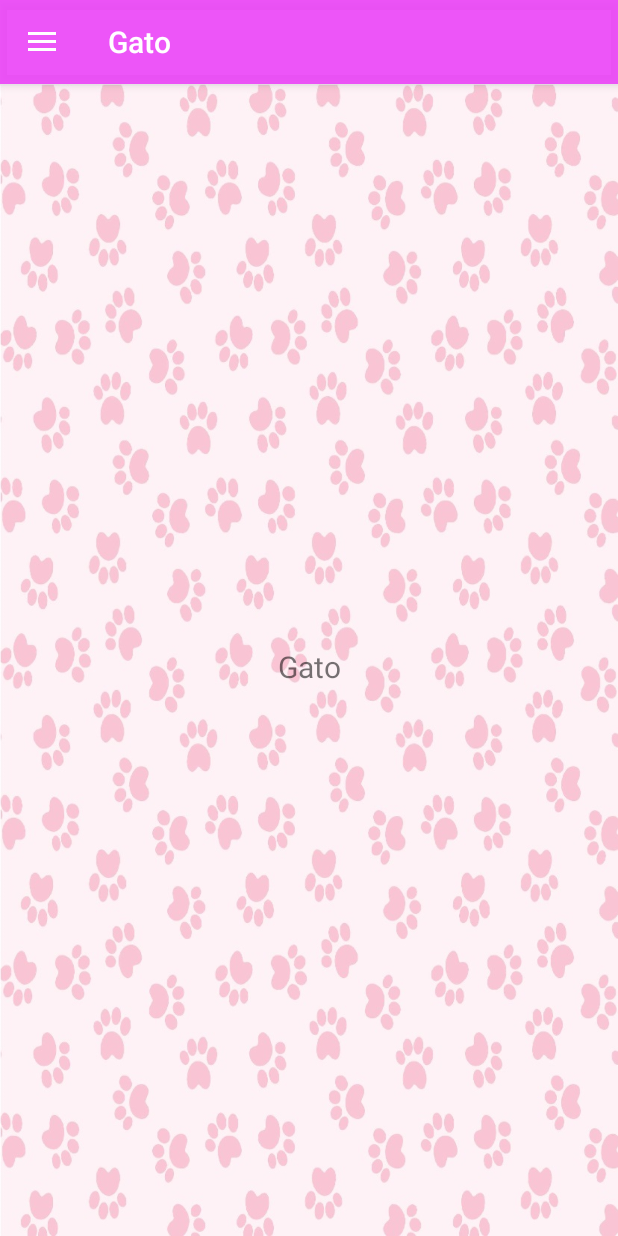
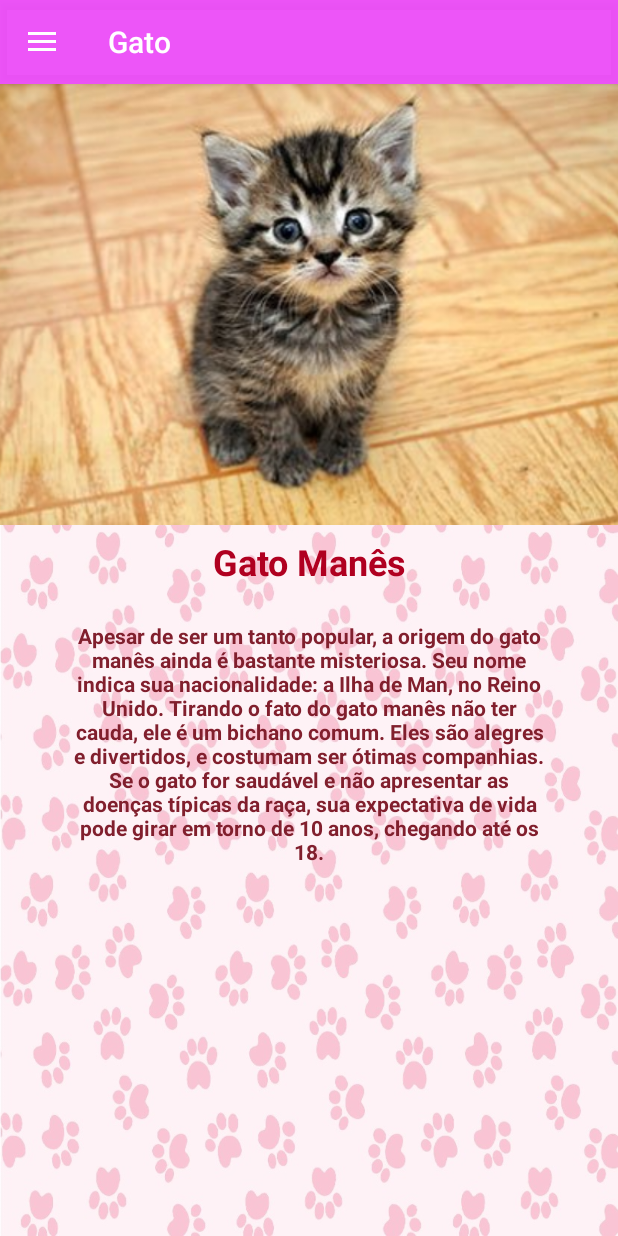
Before and after one commit to RaquelMariah/AndroidExampleNavigationDrawer, an Android app: the screen it shows after launch (MainActivity), in the side drawer, after a tap on "Gato", on a phone screen of 412 x 824 dp. Run offline under Robolectric (Android 15) with nearby library versions, the phone set to English and light mode, and no system bars; our stand-ins replace navigation-ui.

Commit message:
Adicionado Gato Manês e Furão Doméstico

```diff
--- a/app/src/main/java/com/example/androidexamplenavigationdrawer/ui/gallery/GalleryViewModel.java
+++ b/app/src/main/java/com/example/androidexamplenavigationdrawer/ui/gallery/GalleryViewModel.java
@@ -10,7 +10,6 @@ public class GalleryViewModel extends ViewModel {
 
     public GalleryViewModel() {
         mText = new MutableLiveData<>();
-        mText.setValue("Gato");
     }
 
     public LiveData<String> getText() {
--- a/app/src/main/java/com/example/androidexamplenavigationdrawer/ui/slideshow/SlideshowViewModel.java
+++ b/app/src/main/java/com/example/androidexamplenavigationdrawer/ui/slideshow/SlideshowViewModel.java
@@ -10,7 +10,6 @@ public class SlideshowViewModel extends ViewModel {
 
     public SlideshowViewModel() {
         mText = new MutableLiveData<>();
-        mText.setValue("Furão");
     }
 
     public LiveData<String> getText() {
--- a/app/src/main/res/layout/fragment_gallery.xml
+++ b/app/src/main/res/layout/fragment_gallery.xml
@@ -4,19 +4,73 @@
     xmlns:tools="http://schemas.android.com/tools"
     android:layout_width="match_parent"
     android:layout_height="match_parent"
-    tools:context=".ui.gallery.GalleryFragment">
+    tools:context=".ui.gallery.GalleryFragment"
+    android:background="@drawable/bgpet">
 
     <TextView
         android:id="@+id/text_gallery"
-        android:layout_width="match_parent"
+        android:layout_width="wrap_content"
         android:layout_height="wrap_content"
-        android:layout_marginStart="8dp"
         android:layout_marginTop="8dp"
-        android:layout_marginEnd="8dp"
-        android:textAlignment="center"
-        android:textSize="20sp"
-        app:layout_constraintBottom_toBottomOf="parent"
+        android:gravity="center"
+        android:shadowColor="#A63D3D"
+        android:text="@string/manes_name"
+        android:textColor="@color/design_default_color_error"
+        android:textSize="24sp"
+        android:textStyle="bold"
+        app:layout_constraintEnd_toEndOf="parent"
+        app:layout_constraintStart_toStartOf="parent"
+        app:layout_constraintTop_toTopOf="@+id/guideline" />
+
+    <androidx.constraintlayout.widget.Guideline
+        android:id="@+id/guideline"
+        android:layout_width="wrap_content"
+        android:layout_height="wrap_content"
+        android:orientation="horizontal"
+        app:layout_constraintGuide_begin="294dp" />
+
+    <ImageView
+        android:id="@+id/imageView2"
+        android:layout_width="0dp"
+        android:layout_height="0dp"
+        android:scaleType="centerCrop"
+        android:src="@drawable/cat"
+        app:layout_constraintBottom_toTopOf="@+id/guideline"
         app:layout_constraintEnd_toEndOf="parent"
         app:layout_constraintStart_toStartOf="parent"
         app:layout_constraintTop_toTopOf="parent" />
+
+    <androidx.constraintlayout.widget.Guideline
+        android:id="@+id/guideline2"
+        android:layout_width="wrap_content"
+        android:layout_height="wrap_content"
+        android:orientation="horizontal"
+        app:layout_constraintGuide_begin="356dp" />
+
+    <TextView
+        android:id="@+id/textView2"
+        android:layout_width="322dp"
+        android:layout_height="228dp"
+        android:layout_marginStart="64dp"
+        android:layout_marginLeft="64dp"
+        android:layout_marginTop="16dp"
+        android:layout_marginEnd="64dp"
+        android:layout_marginRight="64dp"
+        android:gravity="center|top"
+        android:text="@string/manes_info"
+        android:textColor="#811F2D"
+        android:textIsSelectable="true"
+        android:textStyle="bold"
+        app:layout_constraintBottom_toTopOf="@+id/guideline3"
+        app:layout_constraintEnd_toEndOf="parent"
+        app:layout_constraintStart_toStartOf="parent"
+        app:layout_constraintTop_toTopOf="@+id/guideline2" />
+
+    <androidx.constraintlayout.widget.Guideline
+        android:id="@+id/guideline3"
+        android:layout_width="wrap_content"
+        android:layout_height="wrap_content"
+        android:orientation="horizontal"
+        app:layout_constraintGuide_begin="572dp" />
+
 </androidx.constraintlayout.widget.ConstraintLayout>
--- a/app/src/main/res/values/strings.xml
+++ b/app/src/main/res/values/strings.xml
@@ -16,5 +16,9 @@
     <string name="gato">Gato</string>
     <string name="furao">Furão</string>
     <string name="golden_name">Golden Retriever</string>
+    <string name="manes_name">Gato Manês</string>
+    <string name="furao_name">Furão Doméstico</string>
+    <string name="manes_info">Apesar de ser um tanto popular, a origem do gato manês ainda é bastante misteriosa. Seu nome indica sua nacionalidade: a Ilha de Man, no Reino Unido. Tirando o fato do gato manês não ter cauda, ele é um bichano comum. Eles são alegres e divertidos, e costumam ser ótimas companhias. Se o gato for saudável e não apresentar as doenças típicas da raça, sua expectativa de vida pode girar em torno de 10 anos, chegando até os 18.</string>
     <string name="golden_info">De origem britânica, conhecido por ser muito dócil e companheiro, o Golden Retriever é considerado por muitos o “cão dos sonhos”. Bastante inteligente, pronto para aprender truques e muitas vezes usados como cães-guia, o Golden é um cachorro ativo e que gosta de ajudar e agradar a todos (inclusive aqueles que não conhece tão bem). Adora truques e precisa de muita atenção e de tempo disponível para gastar sua energia. Ele também é um ótimo nadador e o favorito de várias famílias, algo que fez com que a sua popularidade ficasse bastante alta nas últimas décadas aqui no Brasil e no mundo.</string>
+    <string name="ferret_info">Do corpo magro e comprido ao pelo sedoso e carinha de curioso, o furão doméstico é um pet irresistível! Junte o fato dele ser relativamente pequeno e de viver em gaiolas e será fácil entender o motivo para ele se tornar cada vez mais popular entre os brasileiros. Eles são semelhantes aos felinos, possuem alto custo de manutenção, tomam vacinas, adoram interagir com seus tutores, gostam de sair para passear e precisam de companheiros, ou seja, não podem viver sozinhos.</string>
 </resources>
```
Also changed, not shown: app/src/main/res/layout/fragment_slideshow.xml (+62 -7 lines).
